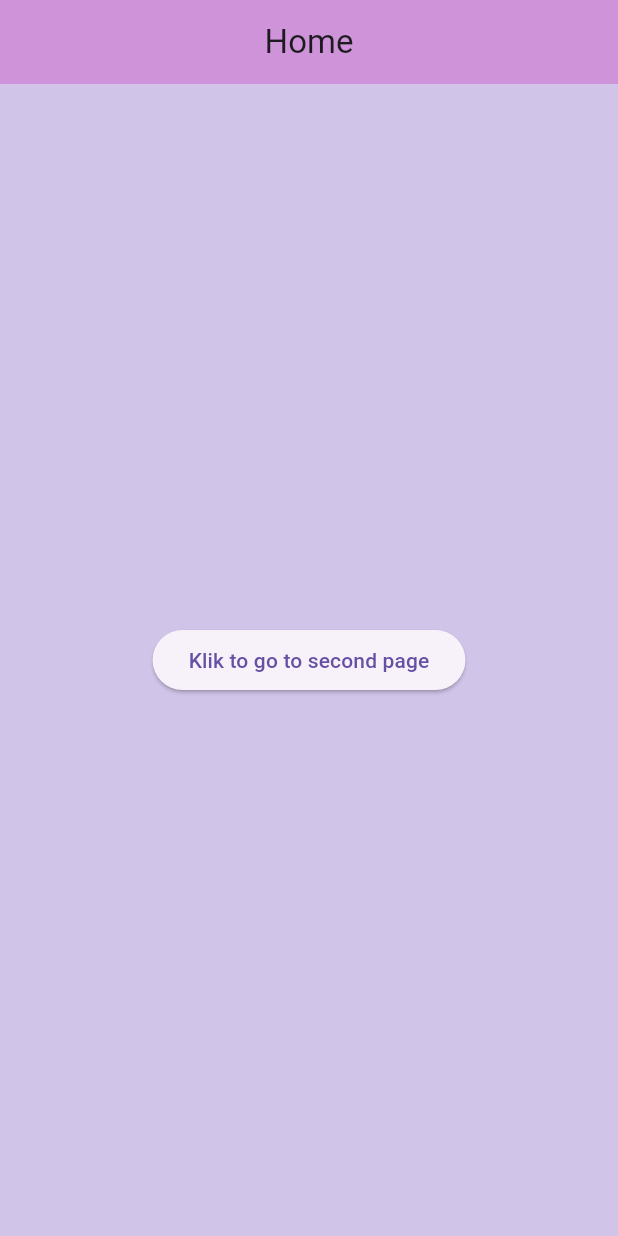
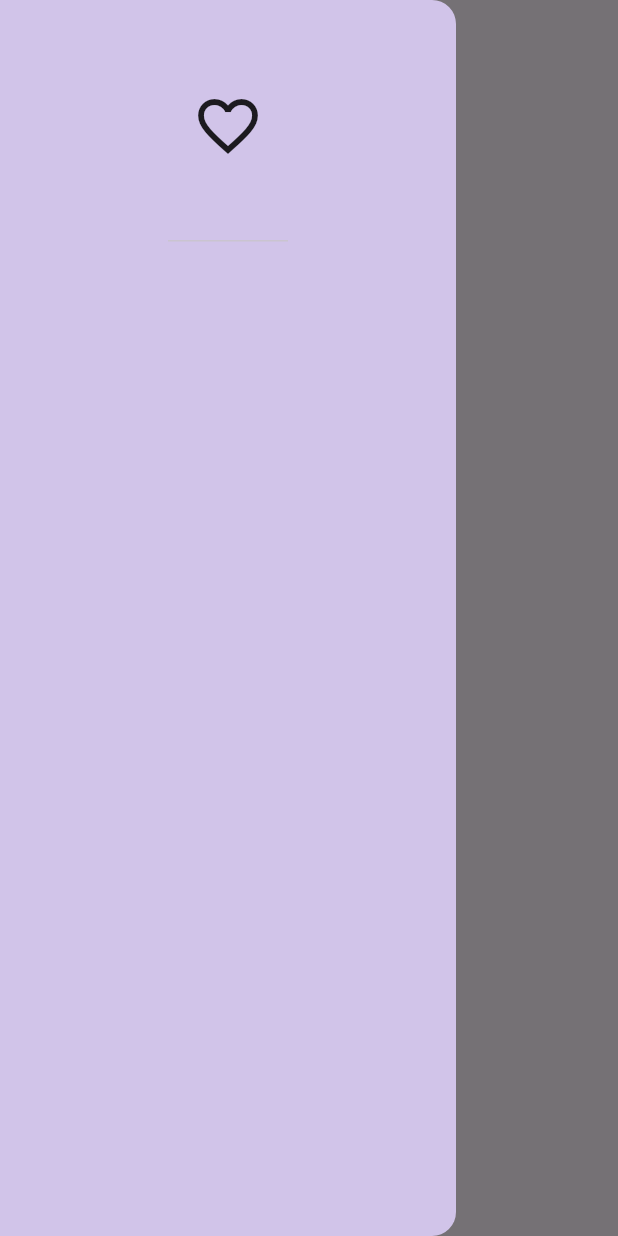
Before and after one commit to Idhamatta/appawal, a Flutter app: the screen it shows after launch, with the side drawer open (before the commit the screen has no drawer), on a phone screen of 412 x 824 dp. Run offline on Flutter 3.47's test engine with Material 3 defaults, Android fonts, the phone set to English and light mode, and no system bars.

Commit message:
add an code to the firstpage and secondpage

```diff
--- a/lib/pages/first_page.dart
+++ b/lib/pages/first_page.dart
@@ -1,3 +1,6 @@
+// ignore_for_file: prefer_const_constructors, prefer_const_literals_to_create_immutables
+
+import 'package:appawal/pages/second_page.dart';
 import 'package:flutter/material.dart';
 
 void main() {}
@@ -10,17 +13,23 @@
     return MaterialApp(
         debugShowCheckedModeBanner: false,
         home: Scaffold(
-          backgroundColor: Colors.deepPurple[100],
           appBar: AppBar(
-            title: const Text("Home"),
-            backgroundColor: Colors.purple[200],
+            title: Text('Home'),
             centerTitle: true,
           ),
-          body: Center(
-              child: ElevatedButton(
-            child: Text('Klik to go to second page'),
-            onPressed: () {},
-          )),
+          drawer: Drawer(
+            backgroundColor: Colors.deepPurple[100],
+            child: Column(
+              children: [
+                //Common to place a drawer header here
+                DrawerHeader(
+                    child: Icon(
+                  Icons.favorite_border,
+                  size: 48,
+                ))
+              ],
+            ),
+          ),
         ));
   }
 }
```
Also changed, not shown: lib/pages/second_page.dart (+37 -1 lines).
